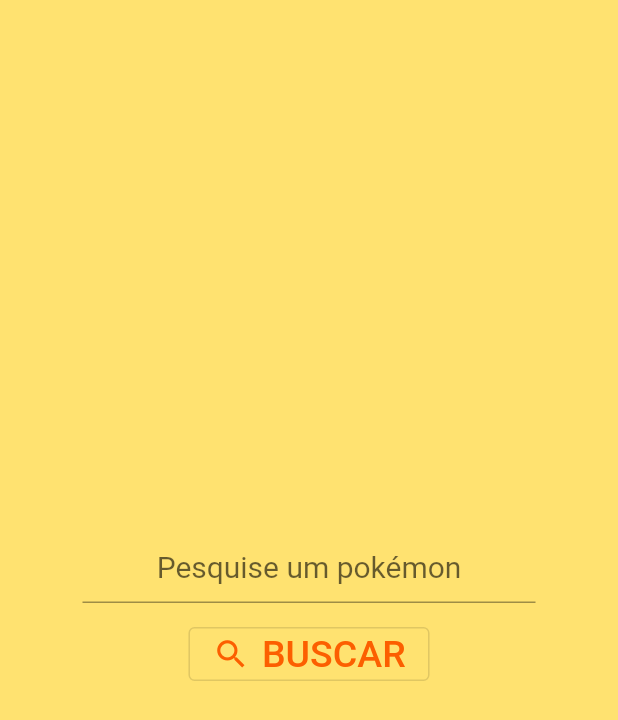
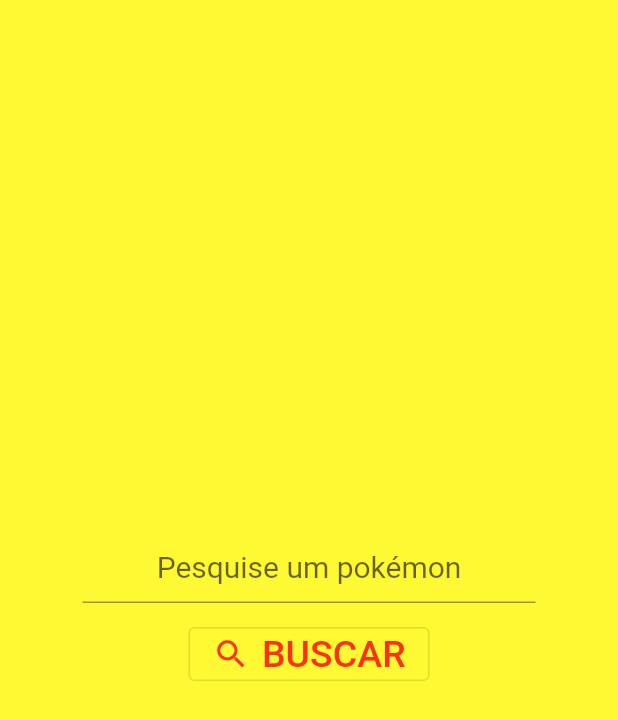
Before and after one commit to JulioAquinoDev/poke_app, a Flutter app: the screen it shows after launch, after a tap on the "search" icon, on a phone screen of 412 x 824 dp. Shown: the top 720 px of the screen. Run offline on Flutter 3.47's test engine with Material 2 defaults, Android fonts, the phone set to English and light mode, and no system bars; our stand-ins replace google_fonts.

Commit message:
modificando e adicionando novas cores

```diff
--- a/lib/utils/consts.dart
+++ b/lib/utils/consts.dart
@@ -20,6 +20,9 @@
     heightPercentage = heightSize / xdHeightSize;
   }
 
-  static Color primaryColor = const Color(0xFFffe270);
-  static Color secundaryColor = const Color(0xFFfc5f00);
+  static Color primaryColor = const Color(0xFFFFF933);
+  static Color secundaryColor = const Color(0xFFF93318);
+  static Color thirdColor = const Color(0xFF7DC62C);
+  static Color fourthColor = const Color(0xFF196EEF);
+  static Color fifthColor = const Color(0xFFB243F0);
 }
```
Also changed, not shown: 1 other file.
